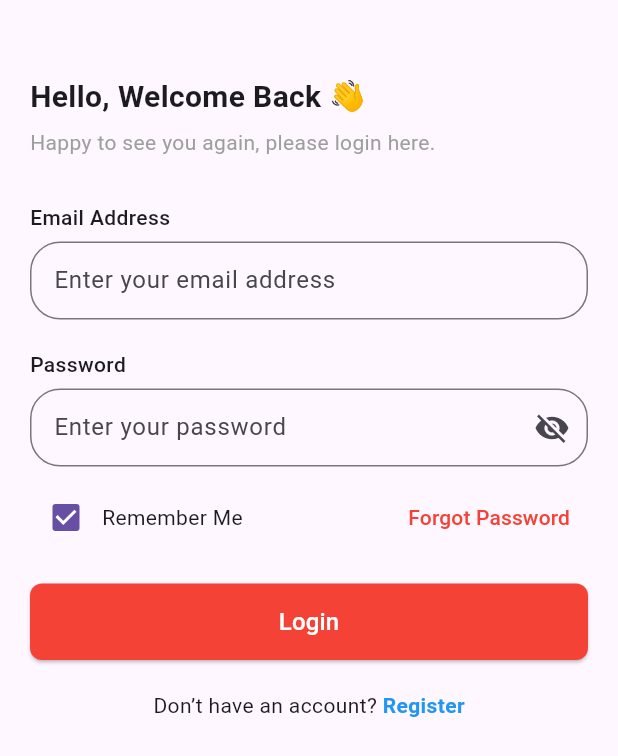
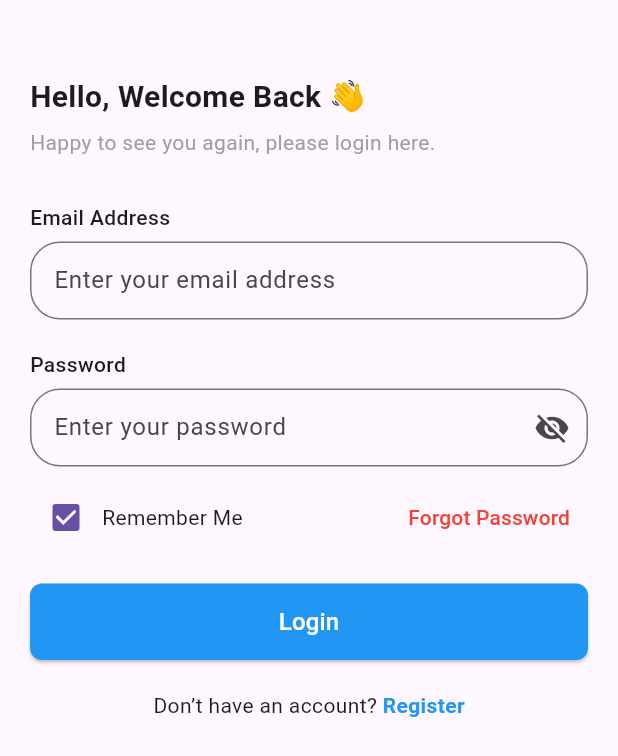
Before and after one commit to muhamedsaber/turbo, a Flutter app: the screen it shows after launch, on a phone screen of 412 x 824 dp. Shown: the top 756 px of the screen. Run offline on Flutter 3.47's test engine with Material 3 defaults, Android fonts, the phone set to English and light mode, and no system bars; our stand-ins replace dio, flutter_bloc, get_it, pretty_dio_logger, retrofit; generated files the repository leaves out were written again.

Commit message:
feat: Add AppElevatedButton widget and enhance error handling in API responses

```diff
--- /dev/null
+++ b/lib/core/common_ui/widgets/app_elevated_button.dart
@@ -0,0 +1,44 @@
+import 'package:flutter/material.dart';
+
+class AppElevatedButton extends StatelessWidget {
+  const AppElevatedButton({
+    super.key,
+    required this.onPressed,
+    this.isLoading,
+    required this.title,
+  });
+  final void Function()? onPressed;
+  final String title;
+  final bool? isLoading;
+  @override
+  Widget build(BuildContext context) {
+    return IgnorePointer(
+      ignoring: isLoading == true,
+      child: SizedBox(
+        width: double.infinity,
+        child: ElevatedButton(
+          onPressed: onPressed,
+          style: ElevatedButton.styleFrom(
+            backgroundColor: Colors.blue,
+            padding: const EdgeInsets.symmetric(vertical: 14),
+            shape: RoundedRectangleBorder(
+              borderRadius: BorderRadius.circular(8),
+            ),
+          ),
+          child: isLoading == true
+              ? SizedBox(
+                height:20,
+                width: 20,
+                child: CircularProgressIndicator(
+                color: Colors.white,
+                ),
+              )
+              : Text(
+                  title,
+                  style: TextStyle(color: Colors.white, fontSize: 16),
+                ),
+        ),
+      ),
+    );
+  }
+}
--- a/lib/core/networking/api_error_factory.dart
+++ b/lib/core/networking/api_error_factory.dart
@@ -8,5 +8,6 @@ class ApiErrorFactory {
         message: "Something went wrong",
         icon: Icons.error,
         statusCode: LocalStatusCodes.defaultError,
+        errors: ["Error Occured!"]
       );
 }
--- a/lib/features/auth/modules/login/cubit/login_cubit.dart
+++ b/lib/features/auth/modules/login/cubit/login_cubit.dart
@@ -10,6 +10,7 @@ class LoginCubit extends Cubit<LoginState> {
   LoginCubit({required this.repo}) : super(LoginInitial());
   final AuthRepo repo;
   login(LoginRequestBody body) async {
+    emit(LoginLoading());
     final result = await repo.login(body);
     result.when(
       onSuccess: (data) {
--- a/lib/features/auth/modules/login/login_view.dart
+++ b/lib/features/auth/modules/login/login_view.dart
@@ -32,25 +32,6 @@ class LoginView extends StatelessWidget {
 
                 const SizedBox(height: 30),
                 LoginForm(),
-                const SizedBox(height: 20),
-                Center(
-                  child: Row(
-                    mainAxisAlignment: MainAxisAlignment.center,
-                    children: [
-                      const Text("Don’t have an account? "),
-                      GestureDetector(
-                        onTap: () {},
-                        child: const Text(
-                          "Register",
-                          style: TextStyle(
-                            color: Colors.blue,
-                            fontWeight: FontWeight.bold,
-                          ),
-                        ),
-                      ),
-                    ],
-                  ),
-                ),
               ],
             ),
           ),
--- a/lib/features/auth/modules/login/widgets/login_form.dart
+++ b/lib/features/auth/modules/login/widgets/login_form.dart
@@ -2,10 +2,12 @@ import 'dart:developer';
 
 import 'package:flutter/material.dart';
 import 'package:flutter_bloc/flutter_bloc.dart';
+import 'package:turbo/core/common_ui/widgets/app_elevated_button.dart';
 import 'package:turbo/core/common_ui/widgets/app_text_field.dart';
 import 'package:turbo/features/auth/data/models/login_request_body.dart';
 import 'package:turbo/features/auth/modules/common/password_textfield.dart';
 import 'package:turbo/features/auth/modules/login/cubit/login_cubit.dart';
+import 'package:turbo/features/auth/modules/login/widgets/login_bloc_listener.dart';
 
 class LoginForm extends StatefulWidget {
   const LoginForm({super.key});
@@ -54,9 +56,10 @@ class _LoginFormState extends State<LoginForm> {
             ],
           ),
           const SizedBox(height: 20),
-          SizedBox(
-            width: double.infinity,
-            child: ElevatedButton(
+          BlocBuilder<LoginCubit, LoginState>(
+            builder: (context, state) {
+              return AppElevatedButton(
+                isLoading: state is LoginLoading,
                 onPressed: () {
                   log("here");
                   if (formKey.currentState!.validate()) {
@@ -68,21 +71,32 @@ class _LoginFormState extends State<LoginForm> {
                     );
                   }
                 },
-              style: ElevatedButton.styleFrom(
-                backgroundColor: Colors.red,
-                padding: const EdgeInsets.symmetric(vertical: 14),
-                shape: RoundedRectangleBorder(
-                  borderRadius: BorderRadius.circular(8),
+                title: "Login",
+              );
+            },
           ),
-              ),
+          const SizedBox(height: 20),
+          Center(
+            child: Row(
+              mainAxisAlignment: MainAxisAlignment.center,
+              children: [
+                const Text("Don’t have an account? "),
+                GestureDetector(
+                  onTap: () {},
                   child: const Text(
-                "Login",
-                style: TextStyle(color: Colors.white, fontSize: 16),
+                    "Register",
+                    style: TextStyle(
+                      color: Colors.blue,
+                      fontWeight: FontWeight.bold,
                     ),
                   ),
                 ),
               ],
             ),
+          ),
+          LoginBlocListener()
+        ],
+      ),
     );
   }
 }
--- a/lib/main.dart
+++ b/lib/main.dart
@@ -1,3 +1,4 @@
+
 import 'package:flutter/material.dart';
 import 'package:turbo/config/router/app_router.dart';
 import 'package:turbo/config/router/routes.dart';
@@ -5,6 +6,7 @@ import 'package:turbo/core/di.dart';
 
 void main() {
   setupDependencies();
+
   runApp(const MyApp());
 }
 
```
Also changed, not shown: lib/core/networking/api_error_handler.dart (+29 -12 lines), lib/core/networking/api_error_model.dart (+10 -5 lines), lib/core/utils/app_dialog.dart (added, +146 -0 lines), lib/features/auth/modules/login/widgets/login_bloc_listener.dart (added, +19 -0 lines). Lines whose indentation alone changed are shown as unchanged.
